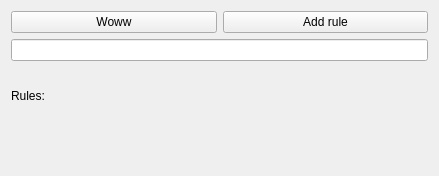
Above: SuspiciousEyes/janela.ui from angelorodem/SuspiciousEyes before the change. Below: the same form after it.
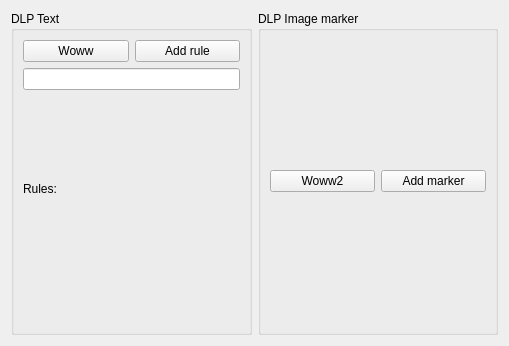
That is the form after the change.

```diff
--- a/SuspiciousEyes/janela.ui
+++ b/SuspiciousEyes/janela.ui
@@ -6,16 +6,20 @@
    <rect>
     <x>0</x>
     <y>0</y>
-    <width>439</width>
-    <height>176</height>
+    <width>509</width>
+    <height>346</height>
    </rect>
   </property>
   <property name="windowTitle">
    <string>Form</string>
   </property>
-  <layout class="QGridLayout" name="gridLayout">
-   <item row="0" column="0">
-    <layout class="QVBoxLayout" name="verticalLayout">
+  <layout class="QHBoxLayout" name="horizontalLayout_3" stretch="1,1">
+   <item>
+    <widget class="QGroupBox" name="groupBox">
+     <property name="title">
+      <string>DLP Text</string>
+     </property>
+     <layout class="QVBoxLayout" name="verticalLayout" stretch="1,10">
      <item>
       <layout class="QHBoxLayout" name="horizontalLayout">
        <item>
@@ -35,6 +39,8 @@
       </layout>
      </item>
      <item>
+       <layout class="QVBoxLayout" name="verticalLayout_3">
+        <item>
       <widget class="QLineEdit" name="rule_edit"/>
      </item>
      <item>
@@ -45,6 +51,39 @@
       </widget>
      </item>
     </layout>
+      </item>
+     </layout>
+    </widget>
+   </item>
+   <item>
+    <widget class="QGroupBox" name="groupBox_2">
+     <property name="title">
+      <string>DLP Image marker</string>
+     </property>
+     <layout class="QVBoxLayout" name="verticalLayout_4" stretch="1,10">
+      <item>
+       <layout class="QHBoxLayout" name="horizontalLayout_2">
+        <item>
+         <widget class="QPushButton" name="pushButton_2">
+          <property name="text">
+           <string>Woww2</string>
+          </property>
+         </widget>
+        </item>
+        <item>
+         <widget class="QPushButton" name="pushButton">
+          <property name="text">
+           <string>Add marker</string>
+          </property>
+         </widget>
+        </item>
+       </layout>
+      </item>
+      <item>
+       <layout class="QVBoxLayout" name="verticalLayout_2"/>
+      </item>
+     </layout>
+    </widget>
    </item>
   </layout>
  </widget>
```
Lines whose indentation alone changed are shown as unchanged.
